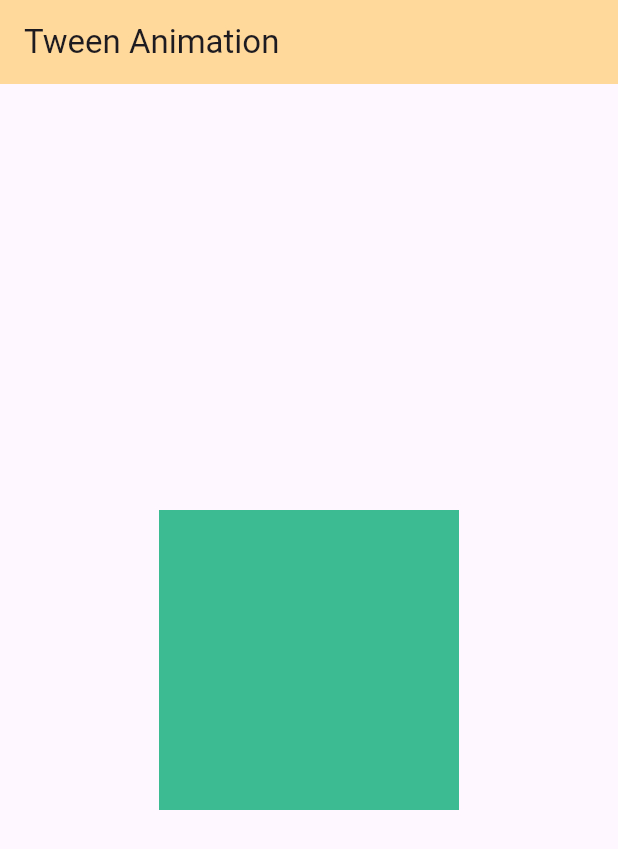
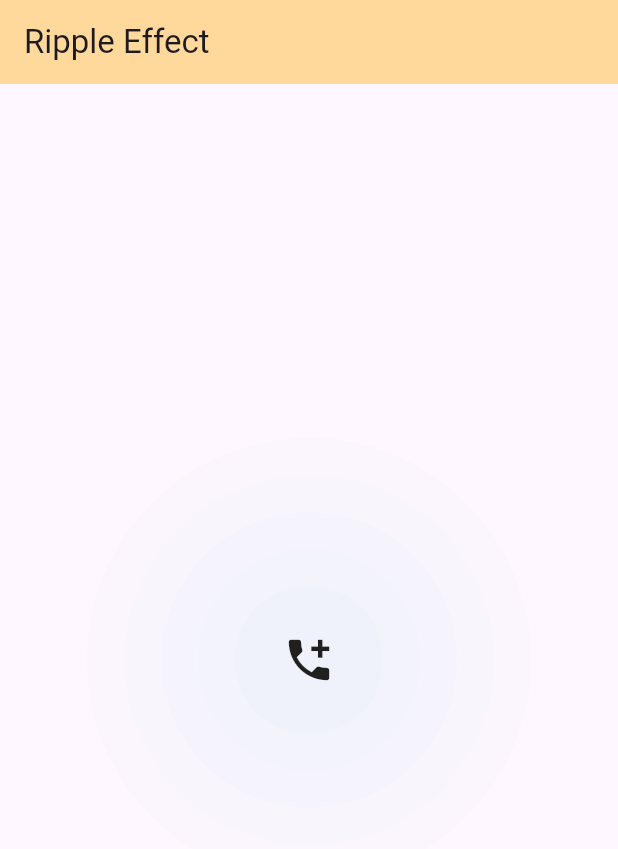
Before and after one commit to ankitrajak-97/animattion_flutter, a Flutter app: the screen it shows after launch, on a phone screen of 412 x 824 dp. Shown: the top 849 px of the screen. Run offline on Flutter 3.47's test engine with Material 3 defaults, Android fonts, the phone set to English and light mode, and no system bars.

Commit message:
ripple effect added

```diff
--- a/lib/main.dart
+++ b/lib/main.dart
@@ -1,4 +1,4 @@
-import 'package:animated_container/tween_animation.dart';
+import 'package:animated_container/ripple_effect.dart';
 import 'package:flutter/material.dart';
 
 void main() {
@@ -19,7 +19,7 @@ class MyApp extends StatelessWidget {
         ),
       ),
       debugShowCheckedModeBanner: false,
-      home: TweenAnimation(),
+      home: RippleEffect(),
     );
   }
 }
--- /dev/null
+++ b/lib/ripple_effect.dart
@@ -0,0 +1,66 @@
+import 'package:flutter/material.dart';
+
+class RippleEffect extends StatefulWidget {
+  const RippleEffect({super.key});
+
+  @override
+  State<StatefulWidget> createState() {
+    return _RippleState();
+  }
+}
+
+class _RippleState extends State<RippleEffect>
+    with SingleTickerProviderStateMixin {
+  var radius = [100.0, 150.0, 200.0, 250.0, 300.0];
+  late Animation _animation;
+  late AnimationController _animationController;
+  @override
+  void initState() {
+    super.initState();
+    _animationController = AnimationController(
+        vsync: this, duration: Duration(seconds: 8), lowerBound: 0.5);
+    // _animation = Tween(begin: 0.0, end: 1.0).animate(_animationController);
+    // By default _animationController has default values of begin 0 and end 1 so don't need an animation class variable
+
+    _animationController.addListener(() {
+      setState(() {});
+    });
+    _animationController.forward();
+  }
+
+  @override
+  Widget build(BuildContext context) {
+    return Scaffold(
+      appBar: AppBar(
+        title: Text('Ripple Effect '),
+      ),
+      body: Center(
+        child: Stack(
+          alignment: Alignment.center,
+          children: [
+            buildMyContainer(radius[0]),
+            buildMyContainer(radius[1]),
+            buildMyContainer(radius[2]),
+            buildMyContainer(radius[3]),
+            buildMyContainer(radius[4]),
+            Icon(
+              Icons.add_call,
+              size: 36,
+            )
+          ], // .toList() is correctly applied to the mapped iterable
+        ),
+      ),
+    );
+  }
+
+  Widget buildMyContainer(radius) {
+    return Container(
+      width: radius * _animationController.value,
+      height: radius * _animationController.value,
+      decoration: BoxDecoration(
+        shape: BoxShape.circle,
+        color: Colors.teal.withOpacity(1.0 - _animationController.value),
+      ),
+    );
+  }
+}
```
